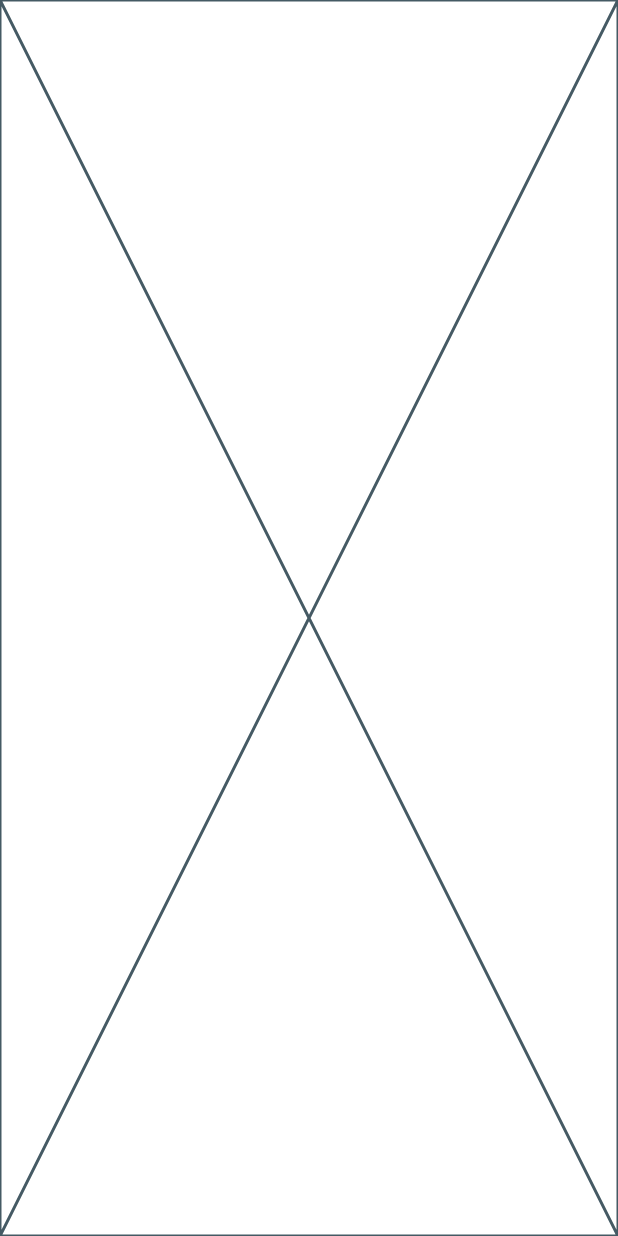
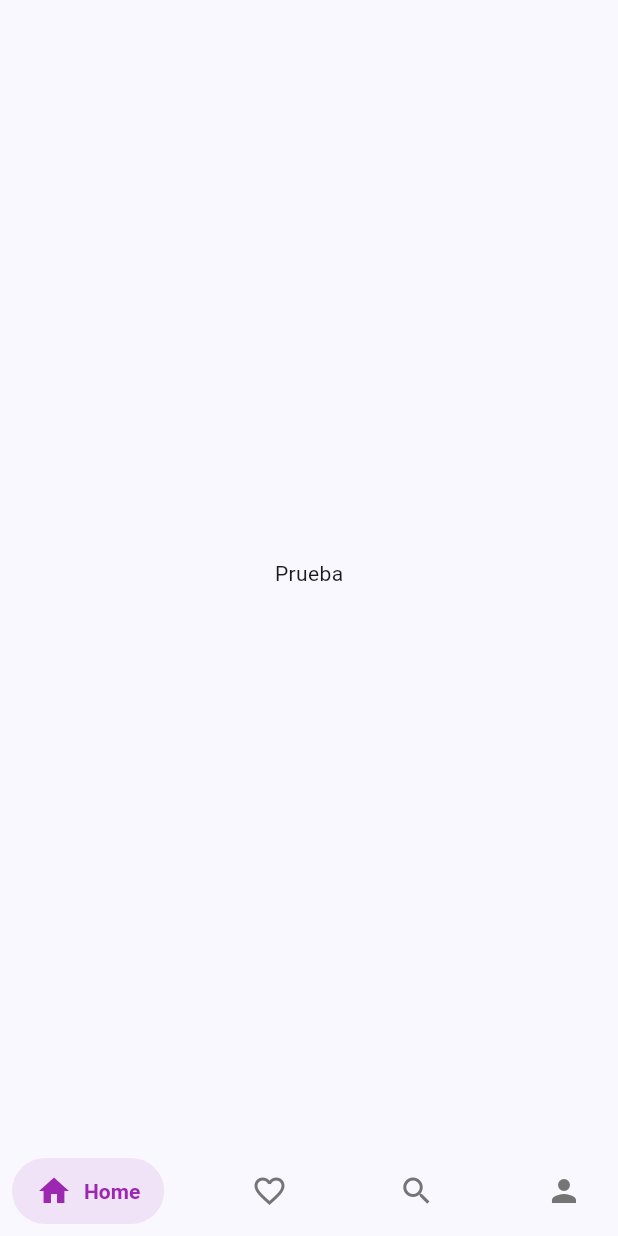
Before and after one commit to VECTOR416/Flutter-Manejo-Divisas, a Flutter app: the screen it shows after launch, on a phone screen of 412 x 824 dp. Run offline on Flutter 3.47's test engine with Material 3 defaults, Android fonts, the phone set to English and light mode, and no system bars; drawn by our look-alikes of salomon_bottom_bar; our stand-ins replace go_router.

Commit message:
feat(homescreen): adicion e implementacion de bottom navigation bar

```diff
--- /dev/null
+++ b/lib/config/theme/app_theme.dart
@@ -0,0 +1,6 @@
+import 'package:flutter/material.dart';
+
+class AppTheme {
+  ThemeData getTheme() =>
+    ThemeData(useMaterial3: true, colorSchemeSeed: const Color(0xFF2862F5));
+}
--- a/lib/presentation/screens/home_screen.dart
+++ b/lib/presentation/screens/home_screen.dart
@@ -1,5 +1,6 @@
 
 import 'package:flutter/material.dart';
+import 'package:manejo_divisas/presentation/widgets/widgets.dart';
 
 class HomeScreen extends StatelessWidget {
   static const name = 'home-screen';
@@ -7,6 +8,11 @@ class HomeScreen extends StatelessWidget {
 
   @override
   Widget build(BuildContext context) {
-    return const Placeholder();
+    return Scaffold(
+      body: Center(
+        child: Text("Prueba"),
+      ),
+      bottomNavigationBar: CustomBottomNavigationBar()
+    );
   }
 }
--- /dev/null
+++ b/lib/presentation/widgets/shared/custom_bottom_navigation_bar.dart
@@ -0,0 +1,51 @@
+import 'package:flutter/material.dart';
+import 'package:salomon_bottom_bar/salomon_bottom_bar.dart';
+
+class CustomBottomNavigationBar extends StatefulWidget {
+  const CustomBottomNavigationBar({super.key});
+
+  @override
+  State<CustomBottomNavigationBar> createState() =>
+      _CustomBottomNavigationBarState();
+}
+
+class _CustomBottomNavigationBarState extends State<CustomBottomNavigationBar> {
+  int selectedIndex = 0;
+  @override
+  Widget build(BuildContext context) {
+    return SalomonBottomBar(
+      currentIndex: selectedIndex,
+      selectedItemColor: const Color(0xff6200ee),
+      unselectedItemColor: const Color(0xff757575),
+      onTap: (index) {
+        setState(() {
+          selectedIndex = index;
+        });
+      },
+      items: _navBarItems
+    );
+  }
+}
+
+final _navBarItems = [
+  SalomonBottomBarItem(
+    icon: const Icon(Icons.home),
+    title: const Text("Home"),
+    selectedColor: Colors.purple,
+  ),
+  SalomonBottomBarItem(
+    icon: const Icon(Icons.favorite_border),
+    title: const Text("Likes"),
+    selectedColor: Colors.pink,
+  ),
+  SalomonBottomBarItem(
+    icon: const Icon(Icons.search),
+    title: const Text("Search"),
+    selectedColor: Colors.orange,
+  ),
+  SalomonBottomBarItem(
+    icon: const Icon(Icons.person),
+    title: const Text("Profile"),
+    selectedColor: Colors.teal,
+  ),
+];
--- /dev/null
+++ b/lib/presentation/widgets/widgets.dart
@@ -0,0 +1 @@
+export 'package:manejo_divisas/presentation/widgets/shared/custom_bottom_navigation_bar.dart';
--- a/pubspec.yaml
+++ b/pubspec.yaml
@@ -13,6 +13,7 @@ dependencies:
   flutter_riverpod: ^2.6.1
   flutter_dotenv: ^5.2.1
   go_router: ^16.0.0
+  salomon_bottom_bar: ^3.3.2
 
 dev_dependencies:
   flutter_test:
```
Also changed, not shown: pubspec.lock.
